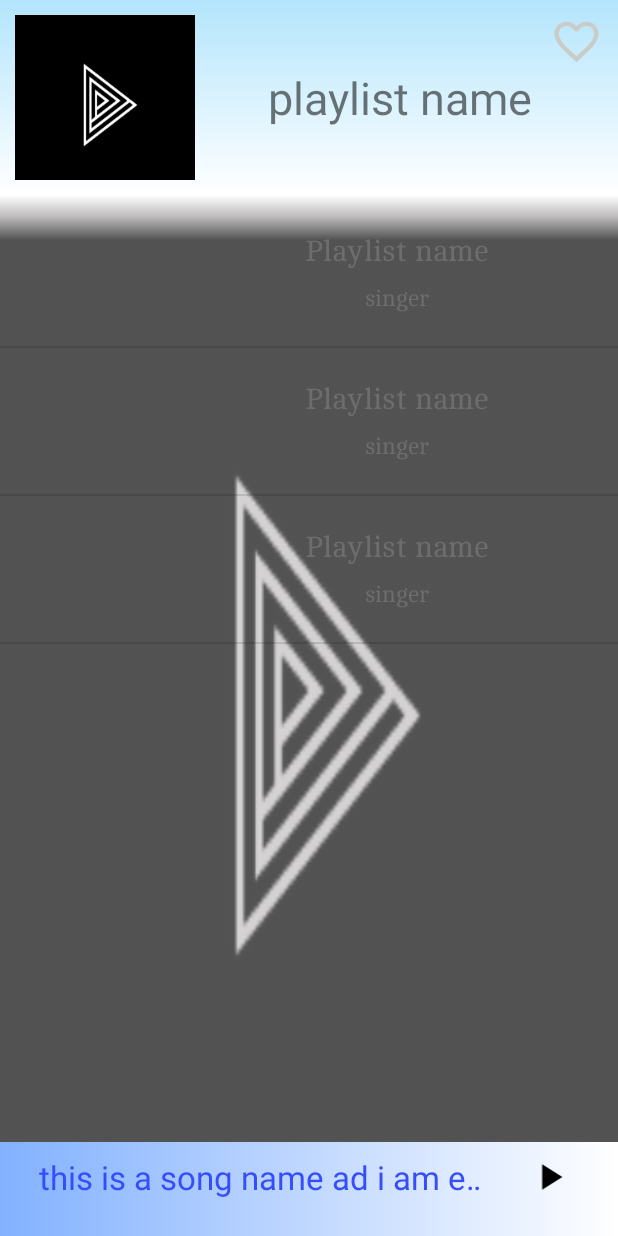
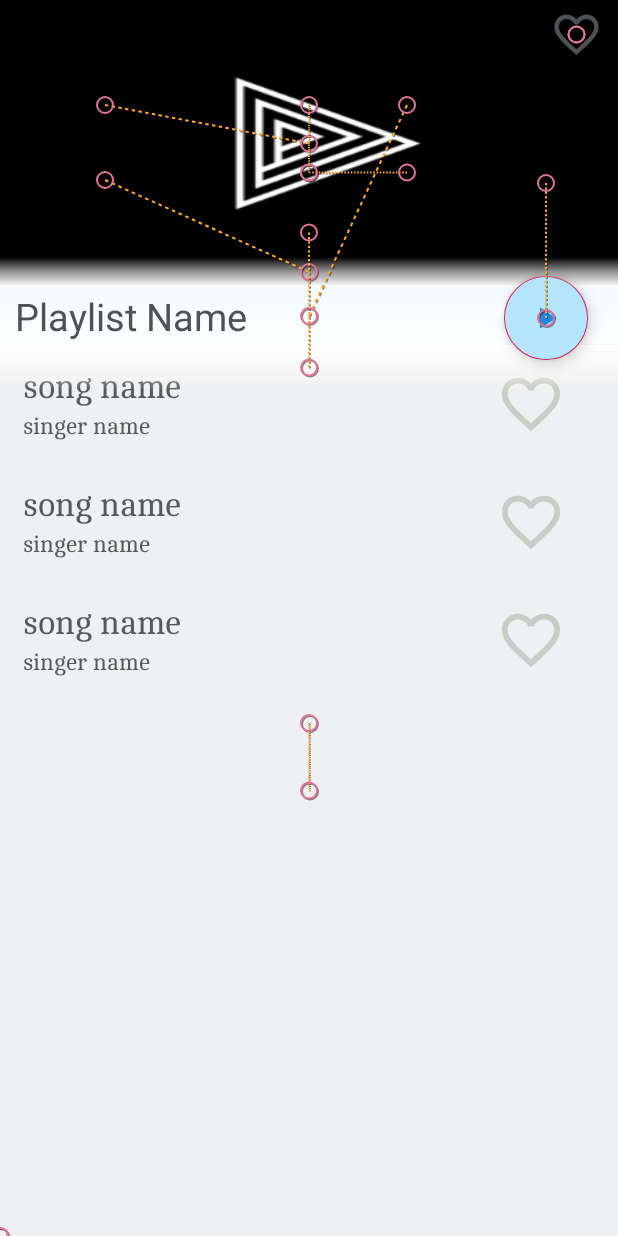
Before and after one commit to Ashish2000L/music_streamer, an Android app: the layout activity_songsfromplaylist.xml on its own in the app's theme, with its tools: preview values and no code run, on a phone screen of 412 x 824 dp. Run offline under Robolectric (Android 15) with nearby library versions, the phone set to English and light mode, and no system bars; network calls fail; Roboto replaces fonts that are not available here.

Commit message:
edited xml files for motion layout

```diff
--- a/app/src/main/res/layout/activity_songsfromplaylist.xml
+++ b/app/src/main/res/layout/activity_songsfromplaylist.xml
@@ -1,12 +1,10 @@
 <?xml version="1.0" encoding="utf-8"?>
-<LinearLayout xmlns:android="http://schemas.android.com/apk/res/android"
+<androidx.coordinatorlayout.widget.CoordinatorLayout xmlns:android="http://schemas.android.com/apk/res/android"
     xmlns:app="http://schemas.android.com/apk/res-auto"
     xmlns:tools="http://schemas.android.com/tools"
     android:layout_width="match_parent"
     android:layout_height="match_parent"
-    tools:context=".songsfromplaylist"
-    android:weightSum="10"
-    android:orientation="vertical">
+    tools:context=".songsfromplaylist">
     <RelativeLayout
         android:layout_width="match_parent"
         android:layout_height="match_parent"
@@ -34,160 +32,185 @@
             android:textSize="40sp" />
     </RelativeLayout>
 
-
-    <RelativeLayout
+    <androidx.constraintlayout.motion.widget.MotionLayout
+        android:id="@+id/constraintLayout"
         android:layout_width="match_parent"
         android:layout_height="match_parent"
-        android:id="@+id/main">
+        android:orientation="vertical"
+        app:layoutDescription="@xml/sample_xml_constraintlayout_scene"
+        app:showPaths="true">
+
+        <androidx.constraintlayout.widget.ConstraintLayout
+            android:id="@+id/toplinearheader"
+            android:layout_width="match_parent"
+            android:layout_height="230dp"
+            android:background="@drawable/normal_gradient"
+            android:padding="5dp"
+            app:layout_constraintBottom_toTopOf="@id/setbackround"
+            app:layout_constraintLeft_toLeftOf="parent"
+            app:layout_constraintRight_toRightOf="parent"
+            app:layout_constraintTop_toTopOf="parent" />
+
+        <ImageView
+            android:id="@+id/playlistimagesinsongslist"
+            android:layout_width="0dp"
+            android:layout_height="0dp"
+            android:scaleType="fitXY"
+            android:src="@drawable/playlist_1"
+            app:layout_constraintBottom_toTopOf="@id/playlistnameinsonglist"
+            app:layout_constraintLeft_toLeftOf="@id/toplinearheader"
+            app:layout_constraintRight_toRightOf="@id/toplinearheader"
+            app:layout_constraintTop_toTopOf="@id/toplinearheader" />
+
+        <ImageView
+            android:id="@+id/fav_playlist"
+            android:layout_width="35dp"
+            android:layout_height="35dp"
+            android:layout_marginTop="5dp"
+            android:layout_marginEnd="10dp"
+            android:src="@drawable/favourate"
+            app:layout_constraintRight_toRightOf="@id/toplinearheader"
+            app:layout_constraintTop_toTopOf="@id/toplinearheader"
+            app:tint="@color/night_mode" />
+
+        <com.google.android.material.floatingactionbutton.FloatingActionButton
+            android:id="@+id/floatbuttom"
+            style="@style/Widget.Design.FloatingActionButton"
+            android:layout_width="wrap_content"
+            android:layout_height="wrap_content"
+            android:layout_marginEnd="20dp"
+            android:backgroundTint="#b3e5fc"
+            android:elevation="10dp"
+            android:layout_marginBottom="-10dp"
+            android:scaleType="center"
+            android:src="@drawable/normal_play"
+            android:tint="#1E88E5"
+            app:fabSize="normal"
+            app:layout_constraintBottom_toTopOf="@id/listvieforsongs"
+            app:layout_constraintRight_toRightOf="parent" />
+
+        <TextView
+            android:id="@+id/background"
+            android:layout_width="match_parent"
+            android:layout_height="20dp"
+            android:background="@drawable/gradient_song_listview"
+            android:rotationX="180"
+            app:layout_constraintBottom_toBottomOf="@id/playlistimagesinsongslist"
+            app:layout_constraintLeft_toLeftOf="@id/playlistimagesinsongslist"
+            app:layout_constraintRight_toRightOf="@id/playlistimagesinsongslist" />
+
+
+        <TextView
+            android:id="@+id/playlistnameinsonglist"
+            android:layout_width="0dp"
+            android:layout_height="wrap_content"
+            android:gravity="start"
+            android:maxLines="1"
+            android:padding="2dp"
+            android:paddingStart="10dp"
+            android:text="Playlist Name"
+            android:textColor="@color/night_mode"
+            android:textSize="25sp"
+            app:layout_constraintBottom_toBottomOf="@id/toplinearheader"
+            app:layout_constraintLeft_toLeftOf="@id/toplinearheader"
+            app:layout_constraintRight_toRightOf="@id/toplinearheader" />
+
+        <TextView
+            android:id="@+id/followers"
+            android:layout_width="wrap_content"
+            android:layout_height="wrap_content"
+            android:layout_below="@id/playlistnameinsonglist"
+            android:visibility="invisible"
+            app:layout_constraintBottom_toBottomOf="@id/toplinearheader"
+            app:layout_constraintLeft_toLeftOf="@id/toplinearheader"
+            app:layout_constraintRight_toRightOf="@id/toplinearheader"
+            app:layout_constraintTop_toTopOf="@id/toplinearheader"
+            tools:text="Followers : 0" />
+
+        <TextView
+            android:layout_width="match_parent"
+            android:layout_height="30dp"
+            android:id="@+id/background_top_listview"
+            android:layout_alignParentTop="true"
+            android:background="@drawable/gradient_song_listview"
+            app:layout_constraintTop_toBottomOf="@id/toplinearheader"
+            app:layout_constraintRight_toRightOf="parent"
+            app:layout_constraintLeft_toLeftOf="parent"
+            android:elevation="3dp"/>
+
+        <ListView
+            android:id="@+id/listvieforsongs"
+            android:layout_width="match_parent"
+            android:layout_height="0dp"
+            android:fadingEdge="vertical"
+            android:fadingEdgeLength="50dp"
+            android:requiresFadingEdge="vertical"
+            android:scrollbars="none"
+            android:divider="@null"
+            android:background="@color/background_colour"
+            android:visibility="visible"
+            tools:listitem="@layout/custom_songs"
+            app:layout_constraintTop_toBottomOf="@id/toplinearheader"
+            app:layout_constraintBottom_toTopOf="@id/bottomsongshowing"
+            android:elevation="1dp"/>
 
         <LinearLayout
-            android:layout_width="match_parent"
-            android:layout_height="130dp"
-            android:orientation="horizontal"
-            android:padding="10dp"
-            android:id="@+id/toplinearheader"
-            android:fadingEdge="vertical"
-            android:background="@drawable/normal_gradient"
-            >
-            <ImageView
-                android:layout_width="120dp"
-                android:layout_height="120dp"
-                android:src="@drawable/playlist_1"
-                android:id="@+id/playlistimagesinsongslist"
-                android:scaleType="fitXY"
-                />
-            <RelativeLayout
-                android:layout_width="match_parent"
-                android:layout_height="match_parent">
-                <ImageView
-                    android:layout_width="35dp"
-                    android:layout_height="35dp"
-                    android:layout_alignParentTop="true"
-                    android:layout_alignParentEnd="true"
-                    android:id="@+id/fav_playlist"
-                    android:src="@drawable/favourate"/>
-                <TextView
-                    android:layout_width="match_parent"
-                    android:layout_height="wrap_content"
-                    tools:text="playlist name"
-                    android:textSize="30sp"
-                    android:layout_centerInParent="true"
-                    android:id="@+id/playlistnameinsonglist"
-                    android:padding="5dp"
-                    android:gravity="center"/>
-
-                <TextView
-                    android:layout_width="wrap_content"
-                    android:layout_height="wrap_content"
-                    tools:text="Followers : 0"
-                    android:layout_below="@id/playlistnameinsonglist"
-                    android:layout_centerHorizontal="true"
-                    android:visibility="invisible"
-                    android:id="@+id/followers"
-                    />
-
-            </RelativeLayout>
-
-        </LinearLayout>
-
-    <RelativeLayout
-        android:layout_width="match_parent"
-        android:layout_height="match_parent"
-        android:background="@drawable/playlist_1"
-        android:backgroundTint="@color/background_profile_image"
-        android:backgroundTintMode="multiply"
-        android:id="@+id/setbackround"
-        android:layout_below="@id/toplinearheader">
-<LinearLayout
-    android:layout_width="match_parent"
-    android:layout_height="match_parent"
-    android:weightSum="10"
-    android:orientation="vertical">
-    <LinearLayout
-        android:layout_width="match_parent"
-        android:layout_height="0dp"
-        android:layout_weight="9.1"
-        android:id="@+id/settheheight"
-        android:orientation="vertical">
-        <RelativeLayout
-            android:layout_width="match_parent"
-            android:layout_height="match_parent"
-            android:id="@+id/adjust_blur">
-            <TextView
-                android:layout_width="match_parent"
-                android:layout_height="30dp"
-                android:layout_alignParentTop="true"
-                android:background="@drawable/gradient_song_listview"/>
-        <ListView
-            android:layout_width="match_parent"
-            android:layout_height="match_parent"
-            android:fadingEdge="vertical"
-            android:layout_marginTop="3dp"
-            android:requiresFadingEdge="vertical"
-            android:fadingEdgeLength="50dp"
-            tools:listitem="@layout/custom_playlist"
-            android:id="@+id/listvieforsongs">
-        </ListView>
-        </RelativeLayout>
-    </LinearLayout>
-        <LinearLayout
+            android:id="@+id/bottomsongshowing"
             android:layout_width="match_parent"
             android:layout_height="0dp"
-            android:orientation="vertical"
-            android:layout_weight="0.9"
             android:background="@drawable/forbottombar"
-
-            android:id="@+id/bottomsongshowing"
             android:focusable="true"
             android:focusableInTouchMode="true"
-            >
+            android:orientation="vertical"
+            android:visibility="gone"
+            app:layout_constraintBottom_toBottomOf="parent"
+            app:layout_constraintEnd_toEndOf="parent"
+            app:layout_constraintStart_toStartOf="parent">
+
             <ProgressBar
+                android:id="@+id/songprogresses"
+                style="@style/Widget.AppCompat.ProgressBar.Horizontal"
                 android:layout_width="match_parent"
                 android:layout_height="3dp"
                 android:outlineAmbientShadowColor="#536DFE"
-                style="@style/Widget.AppCompat.ProgressBar.Horizontal"
-                android:id="@+id/songprogresses"
-                android:progressDrawable="@drawable/progress_bar_design"/>
+                android:progressDrawable="@drawable/progress_bar_design" />
+
             <LinearLayout
                 android:layout_width="match_parent"
-                android:layout_height="wrap_content"
-                android:weightSum="10"
+                android:layout_height="match_parent"
+                android:gravity="center_vertical"
+                android:orientation="horizontal"
                 android:padding="5dp"
-                android:gravity="center_vertical"
-                android:orientation="horizontal">
+                android:weightSum="10">
 
-            <TextView
-                android:layout_width="0dp"
-                android:layout_weight="8"
-                android:layout_height="match_parent"
-                style="@style/TextAppearance.AppCompat.Large"
-                android:textColor="#354EFA"
-                android:ellipsize="marquee"
-                android:singleLine="true"
-                android:scrollHorizontally="true"
-                android:marqueeRepeatLimit="marquee_forever"
-                android:focusable="true"
-                android:gravity="center"
-                android:paddingStart="15dp"
-                android:focusableInTouchMode="true"
-                android:id="@+id/songnameatbottom"
-                android:freezesText="true"
-                android:text="this is a song name ad i am extending this text to see the effect of the marquee" />
-            <ImageView
-                android:layout_width="0dp"
-                android:layout_weight="2"
-                android:layout_height="match_parent"
-                android:layout_gravity="center_vertical"
-                android:src="@drawable/normal_play"
-                android:id="@+id/playpausinbottom"/>
+                <TextView
+                    android:id="@+id/songnameatbottom"
+                    style="@style/TextAppearance.AppCompat.Large"
+                    android:layout_width="0dp"
+                    android:layout_height="match_parent"
+                    android:layout_weight="8"
+                    android:ellipsize="marquee"
+                    android:focusable="true"
+                    android:focusableInTouchMode="true"
+                    android:freezesText="true"
+                    android:gravity="center"
+                    android:marqueeRepeatLimit="marquee_forever"
+                    android:paddingStart="15dp"
+                    android:scrollHorizontally="true"
+                    android:singleLine="true"
+                    android:text="this is a song name ad i am extending this text to see the effect of the marquee"
+                    android:textColor="#354EFA" />
+
+                <ImageView
+                    android:id="@+id/playpausinbottom"
+                    android:layout_width="0dp"
+                    android:layout_height="match_parent"
+                    android:layout_gravity="center_vertical"
+                    android:layout_weight="2"
+                    android:src="@drawable/normal_play" />
+            </LinearLayout>
         </LinearLayout>
-        </LinearLayout>
-</LinearLayout>
 
-    </RelativeLayout>
+    </androidx.constraintlayout.motion.widget.MotionLayout>
 
-
-    </RelativeLayout>
-
-
-</LinearLayout>
+</androidx.coordinatorlayout.widget.CoordinatorLayout>
```
